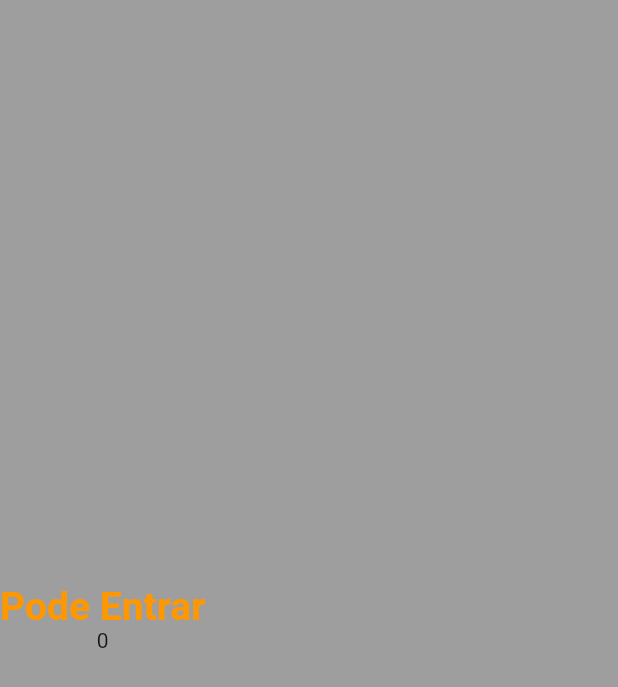
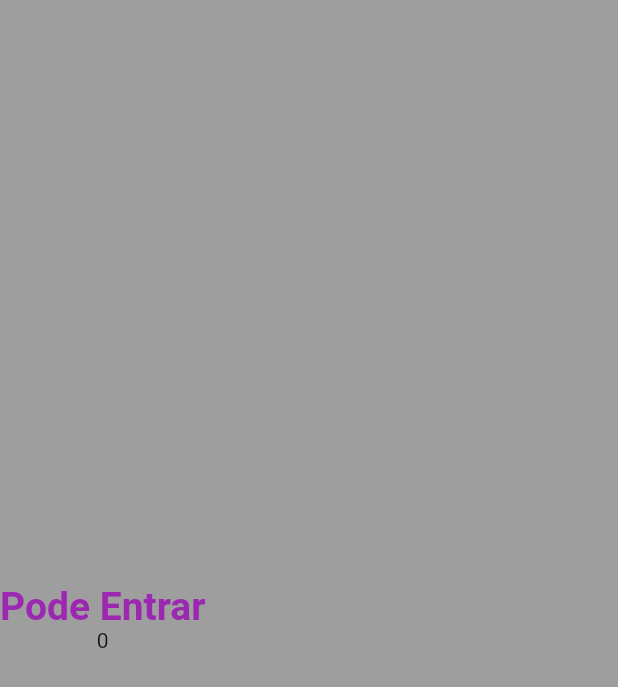
Before and after one commit to israelemanuel/StudioProjects, a Flutter app: the screen it shows after launch, on a phone screen of 412 x 824 dp. Shown: the top 687 px of the screen. Run offline on Flutter 3.47's test engine with Material 2 defaults, Android fonts, the phone set to English and light mode, and no system bars.

Commit message:
mudança de cor do texto

```diff
--- a/contador/lib/main.dart
+++ b/contador/lib/main.dart
@@ -29,7 +29,7 @@ class HomePage extends StatelessWidget {
             "Pode Entrar",
             style: TextStyle(
               fontSize: 26,
-              color: Colors.orange,
+              color: Colors.purple,
               fontWeight: FontWeight.w600,
             ),
           ),
```
